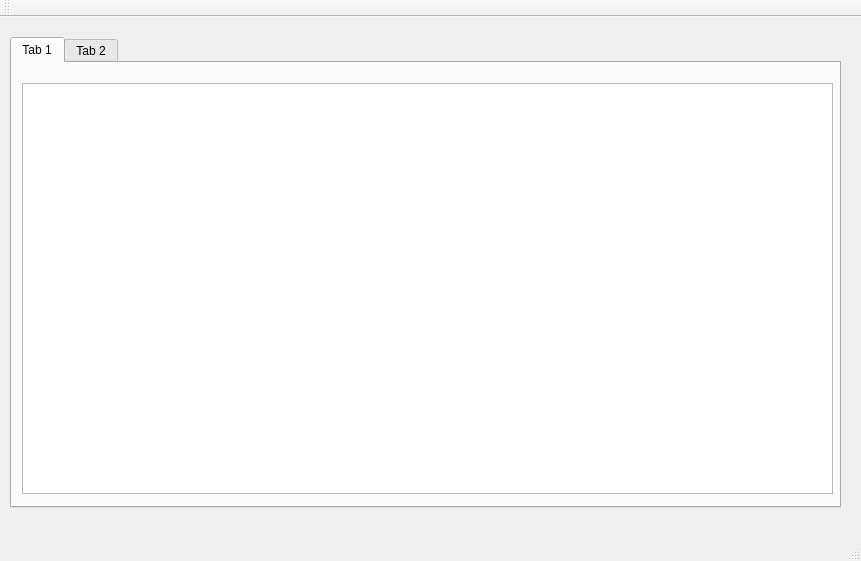
Before: the Qt Designer form mainwindow.ui in Hiarley/Mangabinha, drawn with Qt 5.
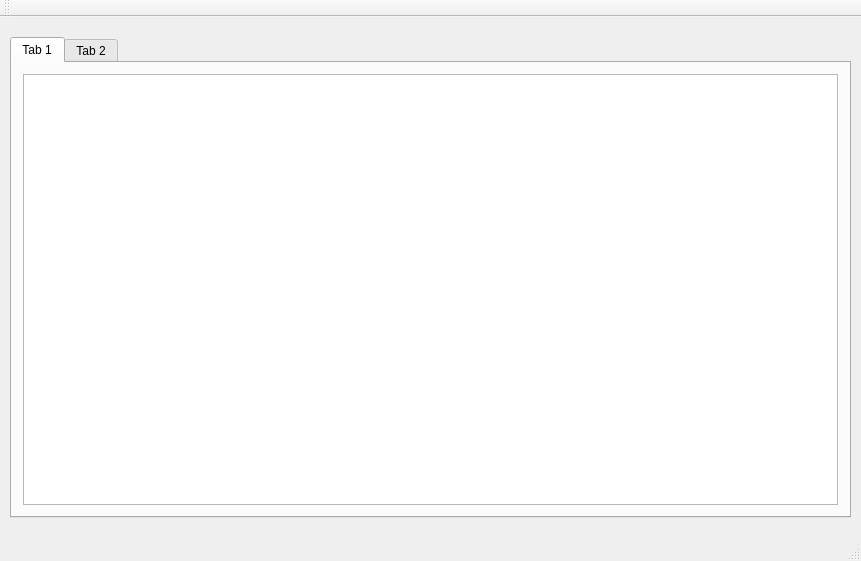
After: the same form once the commit is applied. The open tabs and pages were chosen to show the change.

Patch:
```diff
--- a/mainwindow.ui
+++ b/mainwindow.ui
@@ -19,8 +19,8 @@
      <rect>
       <x>10</x>
       <y>20</y>
-      <width>831</width>
-      <height>471</height>
+      <width>841</width>
+      <height>481</height>
      </rect>
     </property>
     <property name="currentIndex">
@@ -30,16 +30,11 @@
      <attribute name="title">
       <string>Tab 1</string>
      </attribute>
-     <widget class="QColumnView" name="columnView">
-      <property name="geometry">
-       <rect>
-        <x>10</x>
-        <y>20</y>
-        <width>811</width>
-        <height>411</height>
-       </rect>
-      </property>
-     </widget>
+     <layout class="QVBoxLayout" name="verticalLayout">
+      <item>
+       <widget class="QListView" name="listView"/>
+      </item>
+     </layout>
     </widget>
     <widget class="QWidget" name="tab_2">
      <attribute name="title">
```
Left out of the diff: 9 changed lines with no effect on the pictures.
